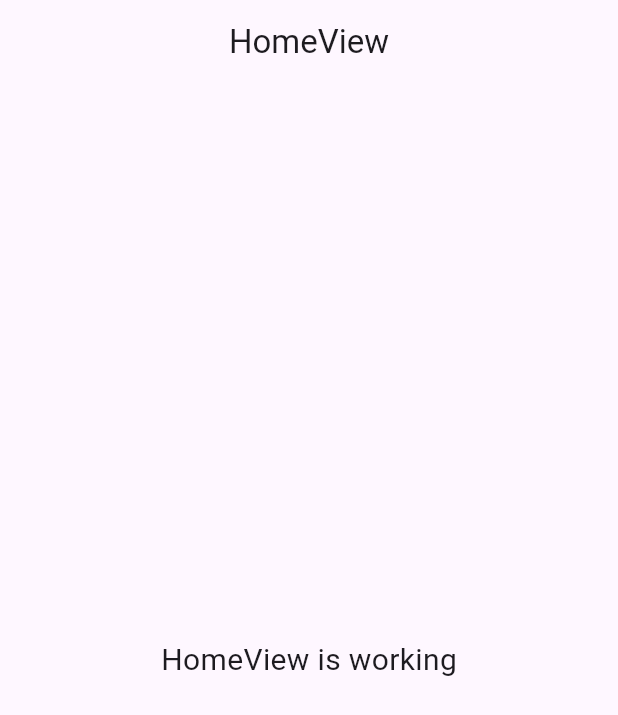
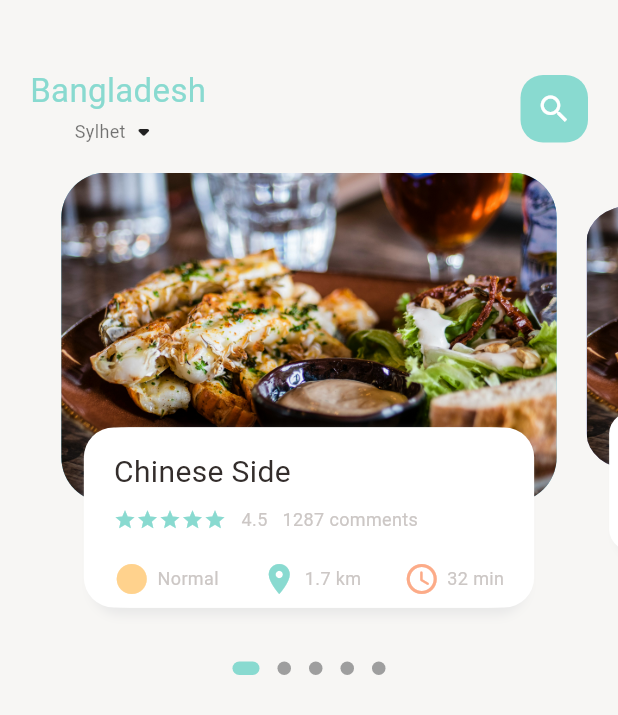
Before and after one commit to lumisbah92/E-Commerce-App, a Flutter app: the screen it shows after launch, on a phone screen of 412 x 824 dp. Shown: the top 715 px of the screen. Run offline on Flutter 3.47's test engine with Material 3 defaults, Android fonts, the phone set to English and light mode, and no system bars; drawn by our look-alikes of dots_indicator; our stand-ins replace get.

```diff
--- /dev/null
+++ b/lib/app/modules/home/views/components/food_page_body.dart
@@ -0,0 +1,176 @@
+import 'package:dots_indicator/dots_indicator.dart';
+import 'package:e_commerce_app/Utils/colors.dart';
+import 'package:e_commerce_app/widgets/bigText.dart';
+import 'package:e_commerce_app/widgets/smallText.dart';
+import 'package:e_commerce_app/widgets/textWithIcon.dart';
+import 'package:flutter/material.dart';
+
+class FoodPageBody extends StatefulWidget {
+  const FoodPageBody({super.key});
+
+  @override
+  State<FoodPageBody> createState() => _FoodPageBodyState();
+}
+
+class _FoodPageBodyState extends State<FoodPageBody> {
+  PageController pageController = PageController(viewportFraction: 0.85);
+  var _currPageValue = 0.0;
+  double _scaleFactor = 0.8;
+  double _height = 220;
+
+  @override
+  void initState() {
+    super.initState();
+    pageController.addListener(() {
+      setState(() {
+        _currPageValue = pageController.page!;
+        // print("Current Page value is " + _currPageValue.toString());
+      });
+    });
+  }
+
+  @override
+  void dispose() {
+    super.dispose();
+    pageController.dispose();
+  }
+
+  @override
+  Widget build(BuildContext context) {
+    return Column(
+      children: [
+        Container(
+          height: 320,
+          child: PageView.builder(
+            controller: pageController,
+            itemCount: 5,
+            itemBuilder: (context, position) {
+              return _buildPageItem(position);
+            },
+          ),
+        ),
+        new DotsIndicator(
+          dotsCount: 5,
+          position: _currPageValue.round(),
+          decorator: DotsDecorator(
+            activeColor: AppColors.mainColor,
+            size: const Size.square(9.0),
+            activeSize: const Size(18.0, 9.0),
+            activeShape: RoundedRectangleBorder(borderRadius: BorderRadius.circular(5.0)),
+          ),
+        ),
+      ],
+    );
+  }
+
+  Widget _buildPageItem(int index) {
+    Matrix4 matrix = new Matrix4.identity();
+    if(index == _currPageValue.floor()) {
+        var currScale = 1 - ((_currPageValue - index) * (1 - _scaleFactor));
+        var currTrans = _height * ((1 - currScale) / 2);
+        matrix = Matrix4.diagonal3Values(1, currScale, 1)..setTranslationRaw(0, currTrans, 0);
+    } else if(index == _currPageValue.floor() + 1) {
+        var currScale = _scaleFactor + ((_currPageValue - index + 1) * (1 - _scaleFactor));
+        var currTrans = _height * ((1 - currScale) / 2);
+        matrix = Matrix4.diagonal3Values(1, currScale, 1)..setTranslationRaw(0, currTrans, 0);
+    } else if(index == _currPageValue.floor() - 1) {
+      var currScale = 1 - ((_currPageValue - index) * (1 - _scaleFactor));
+      var currTrans = _height * ((1 - currScale) / 2);
+      matrix = Matrix4.diagonal3Values(1, currScale, 1)..setTranslationRaw(0, currTrans, 0);
+    } else {
+      var currScale = 0.8;
+      var currTrans = _height * ((1 - currScale) / 2);
+      matrix = Matrix4.diagonal3Values(1, currScale, 1)..setTranslationRaw(0, currTrans, 0);
+    }
+
+    return Transform(
+      transform: matrix,
+      child: Stack(
+        children: [
+          Container(
+            height: _height,
+            margin: const EdgeInsets.only(left: 10, right: 10),
+            decoration: BoxDecoration(
+                borderRadius: BorderRadius.circular(30),
+                color: index.isEven
+                    ? const Color(0xFF69c5df)
+                    : const Color(0xFF9294cc),
+                image: const DecorationImage(
+                    fit: BoxFit.cover,
+                    image: AssetImage(
+                      "assets/image/food1.jpg",
+                    ))),
+          ),
+          Align(
+            alignment: Alignment.bottomCenter,
+            child: Container(
+              height: 120,
+              margin: const EdgeInsets.only(left: 30, right: 30, bottom: 30),
+              decoration: BoxDecoration(
+                borderRadius: BorderRadius.circular(20),
+                color: Colors.white,
+                boxShadow: const [
+                   BoxShadow(
+                    color: Color(0xFFe8e8e8),
+                    blurRadius: 5.0,
+                    offset: Offset(0, 5)
+                  ),
+                   BoxShadow(
+                      color: Colors.white,
+                      offset: Offset(-5, 0)
+                  ),
+                   BoxShadow(
+                      color: Colors.white,
+                      offset: Offset(5, 0)
+                  ),
+                ],
+              ),
+              child: Container(
+                padding: const EdgeInsets.only(top: 15, left: 15, right: 15),
+                child: Column(
+                  crossAxisAlignment: CrossAxisAlignment.start,
+                  children: [
+                    BigText(text: "Chinese Side"),
+                    const SizedBox(height: 10),
+                    Row(
+                      children: [
+                        Wrap(
+                          children: List.generate(
+                              5,
+                              (index) => Icon(Icons.star,
+                                  color: AppColors.mainColor, size: 15)),
+                        ),
+                        const SizedBox(width: 10),
+                        SmallText(text: "4.5"),
+                        const SizedBox(width: 10),
+                        SmallText(text: "1287 comments"),
+                      ],
+                    ),
+                    const SizedBox(height: 20),
+                    Row(
+                      mainAxisAlignment: MainAxisAlignment.spaceBetween,
+                      children: [
+                        TextWithIcon(
+                            icon: Icons.circle_sharp,
+                            iconColor: AppColors.iconColor1,
+                            text: "Normal"),
+                        TextWithIcon(
+                            icon: Icons.location_on,
+                            iconColor: AppColors.mainColor,
+                            text: "1.7 km"),
+                        TextWithIcon(
+                            icon: Icons.access_time_rounded,
+                            iconColor: AppColors.iconColor2,
+                            text: "32 min"),
+                      ],
+                    ),
+                  ],
+                ),
+              ),
+            ),
+          )
+        ],
+      ),
+    );
+  }
+}
--- a/lib/app/modules/home/views/home_view.dart
+++ b/lib/app/modules/home/views/home_view.dart
@@ -1,3 +1,7 @@
+import 'package:e_commerce_app/Utils/colors.dart';
+import 'package:e_commerce_app/app/modules/home/views/components/food_page_body.dart';
+import 'package:e_commerce_app/widgets/bigText.dart';
+import 'package:e_commerce_app/widgets/smallText.dart';
 import 'package:flutter/material.dart';
 
 import 'package:get/get.dart';
@@ -9,16 +13,45 @@ class HomeView extends GetView<HomeController> {
   @override
   Widget build(BuildContext context) {
     return Scaffold(
-      appBar: AppBar(
-        title: const Text('HomeView'),
-        centerTitle: true,
-      ),
-      body: const Center(
-        child: Text(
-          'HomeView is working',
-          style: TextStyle(fontSize: 20),
-        ),
-      ),
+      backgroundColor: AppColors.buttonBackgroundColor,
+      body: Column(
+        children: [
+          // showing the header
+          Container(
+            child: Container(
+              margin: EdgeInsets.only(top: 45, bottom: 15),
+              padding: EdgeInsets.only(left: 20, right: 20),
+              child: Row(
+                mainAxisAlignment: MainAxisAlignment.spaceBetween,
+                children: [
+                  Column(
+                    children: [
+                      BigText(text: "Bangladesh", color: AppColors.mainColor, size: 22,),
+                      Row(
+                        children: [
+                          SmallText(text: "Sylhet", color: Colors.black54,),
+                          Icon(Icons.arrow_drop_down_rounded)
+                        ],
+                      )
+                    ],
+                  ),
+                  Container(
+                    width: 45,
+                    height: 45,
+                    decoration: BoxDecoration(
+                      borderRadius: BorderRadius.circular(15),
+                      color: AppColors.mainColor,
+                    ),
+                    child: Center(child: Icon(Icons.search, color: Colors.white,)),
+                  )
+                ],
+              ),
+            ),
+          ),
+          // showing the body
+          FoodPageBody(),
+        ],
+      )
     );
   }
 }
--- a/lib/main.dart
+++ b/lib/main.dart
@@ -7,6 +7,7 @@ import 'app/routes/app_pages.dart';
 void main() {
   runApp(
     GetMaterialApp(
+      debugShowCheckedModeBanner: false,
       title: "Application",
       initialRoute: AppPages.INITIAL,
       getPages: AppPages.routes,
--- /dev/null
+++ b/lib/utils/colors.dart
@@ -0,0 +1,15 @@
+
+import 'dart:ui';
+
+class AppColors {
+  static final Color textColor = const Color(0xFFccc7c5);
+  static final Color mainColor = const Color(0xFF89dad0);
+  static final Color iconColor1 = const Color(0xFFffd28d);
+  static final Color iconColor2 = const Color(0xFFfcab88);
+  static final Color paraColor = const Color(0xFF8f837f);
+  static final Color buttonBackgroundColor = const Color(0xFFf7f6f4);
+  static final Color signColor = const Color(0xFFa9a29f);
+  static final Color titleColor = const Color(0xFF5c524f);
+  static final Color mainBlackColor = const Color(0xFF332d2b);
+  static final Color yellowColor = const Color(0xFFffd379);
+}
--- /dev/null
+++ b/lib/widgets/bigText.dart
@@ -0,0 +1,31 @@
+import 'package:flutter/cupertino.dart';
+
+class BigText extends StatelessWidget {
+  Color? color;
+  final String text;
+  double size;
+  TextOverflow overflow;
+
+  BigText({
+    super.key,
+    this.color = const Color(0xFF332d2b),
+    required this.text,
+    this.size = 20,
+    this.overflow = TextOverflow.ellipsis,
+  });
+
+  @override
+  Widget build(BuildContext context) {
+    return Text(
+      text,
+      maxLines: 1,
+      overflow: overflow,
+      style: TextStyle(
+        fontFamily: 'Roboto',
+        color: color,
+        fontSize: size,
+        fontWeight: FontWeight.w400,
+      ),
+    );
+  }
+}
--- /dev/null
+++ b/lib/widgets/smallText.dart
@@ -0,0 +1,29 @@
+import 'package:flutter/cupertino.dart';
+
+class SmallText extends StatelessWidget {
+  Color? color;
+  final String text;
+  double size;
+  double height;
+
+  SmallText({
+    super.key,
+    this.color =  const Color(0xFFccc7c5),
+    required this.text,
+    this.size = 12,
+    this.height=1.2,
+  });
+
+  @override
+  Widget build(BuildContext context) {
+    return Text(
+      text,
+      style: TextStyle(
+        fontFamily: 'Roboto',
+        color: color,
+        fontSize: size,
+        height: height,
+      ),
+    );
+  }
+}
--- /dev/null
+++ b/lib/widgets/textWithIcon.dart
@@ -0,0 +1,21 @@
+import 'package:e_commerce_app/widgets/smallText.dart';
+import 'package:flutter/cupertino.dart';
+
+class TextWithIcon extends StatelessWidget {
+  final IconData icon;
+  final Color iconColor;
+  final String text;
+
+  const TextWithIcon({super.key, required this.icon, required this.iconColor, required this.text});
+
+  @override
+  Widget build(BuildContext context) {
+    return Row(
+      children: [
+        Icon(icon, color: iconColor),
+        const SizedBox(width: 5),
+        SmallText(text: text),
+      ],
+    );
+  }
+}
```
Also changed, not shown: pubspec.yaml (+15 -0 lines), assets/font/Roboto-Black.ttf (added), assets/font/Roboto-Bold.ttf (added), assets/font/Roboto-Medium.ttf (added), assets/font/Roboto-Regular.ttf (added), assets/image/food1.jpg (added), assets/image/food3.jpg (added), pubspec.lock, 1 other file.
